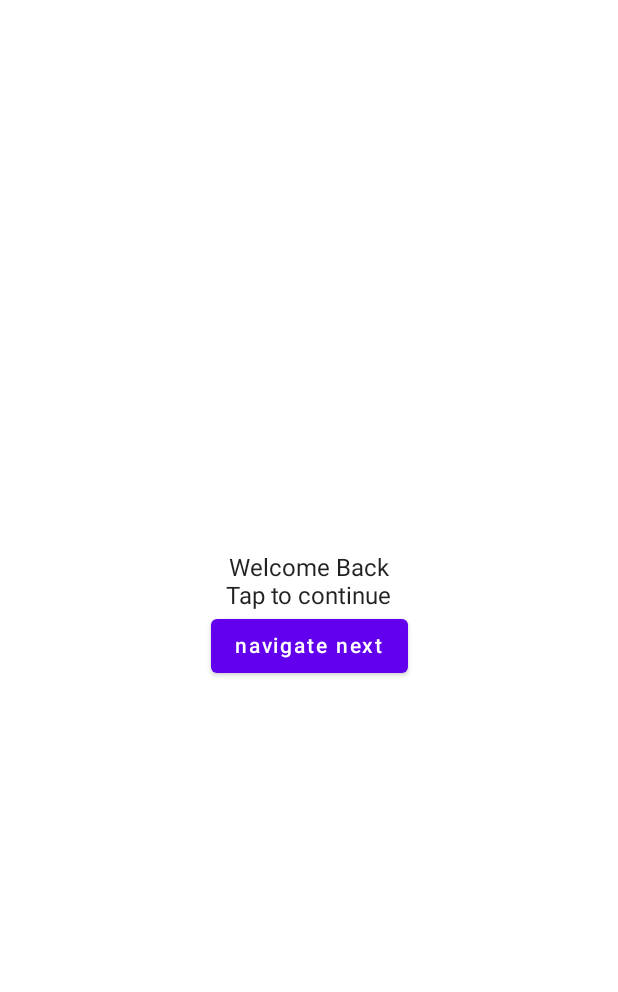
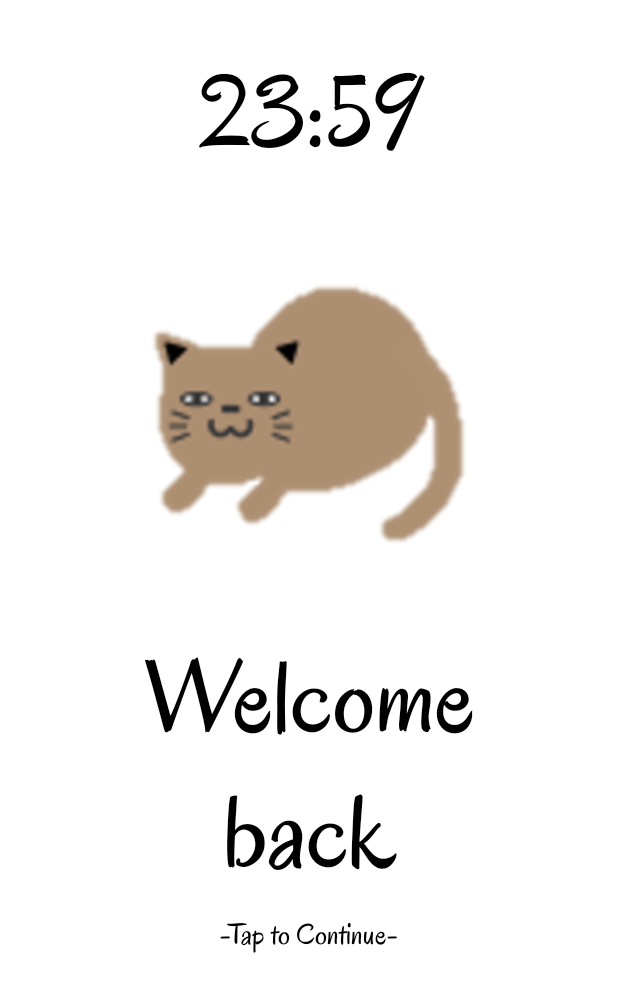
Before and after one commit to JimLi93/To-Do-List-Android-App, an Android app built with Jetpack Compose: the screen it shows after launch (MainActivity), on a phone screen of 412 x 824 dp. Shown: the top 992 px of the screen. Run offline under Robolectric (Android 15) with nearby library versions, the phone set to English and light mode, and no system bars.

Commit message:
Finish Greeting page

```diff
--- a/app/src/main/java/com/example/myapplication/GreetingPage.kt
+++ b/app/src/main/java/com/example/myapplication/GreetingPage.kt
@@ -1,10 +1,11 @@
 package com.example.myapplication
 
 import android.view.Surface
-import androidx.compose.foundation.layout.Arrangement
-import androidx.compose.foundation.layout.Column
-import androidx.compose.foundation.layout.fillMaxSize
+import androidx.compose.foundation.Image
+import androidx.compose.foundation.clickable
+import androidx.compose.foundation.layout.*
 import androidx.compose.material.Button
+import androidx.compose.material.MaterialTheme
 import androidx.compose.material.Text
 import androidx.compose.runtime.Composable
 import androidx.compose.ui.Alignment
@@ -12,24 +13,34 @@ import androidx.compose.ui.Modifier
 import androidx.compose.ui.tooling.preview.Preview
 import com.example.myapplication.ui.theme.MyApplicationTheme
 import androidx.compose.material.Surface
+import androidx.compose.ui.graphics.Color
+import androidx.compose.ui.res.painterResource
+import androidx.compose.ui.text.font.Font
+import androidx.compose.ui.text.font.FontFamily
+import androidx.compose.ui.text.font.FontStyle
+import androidx.compose.ui.text.font.FontWeight
+import androidx.compose.ui.unit.dp
+import androidx.compose.ui.unit.sp
 import androidx.navigation.NavHostController
-import androidx.navigation.compose.rememberNavController
 
 
 @Composable
 fun Greeting(navController: NavHostController) {
-    Surface {
+    Surface (modifier = Modifier.clickable(onClick = { navController.navigate("petpage")}) ){
         Column(
             modifier = Modifier.fillMaxSize(),
-            verticalArrangement = Arrangement.Center,
             horizontalAlignment = Alignment.CenterHorizontally,
         ) {
-            Text("Welcome Back")
-            Text("Tap to continue")
-            Button(onClick = { navController.navigate("petpage")}) {
-                Text(text = "navigate next")
-            }
+            val fontFamily = FontFamily(
+                Font(R.font.oregano, FontWeight.ExtraBold)
+            )
+            Text(text = "23:59", modifier = Modifier.padding(top = 30.dp)
+                , color = Color.Black, fontSize = 70.sp, fontFamily = fontFamily)
+            Image(painter = painterResource(R.drawable.greeting_cat), contentDescription = null
+                , modifier = Modifier.width(300.dp) .height(300.dp))
+            Text(text = "Welcome", color = Color.Black, fontSize = 70.sp, fontFamily = fontFamily)
+            Text(text = "back", color = Color.Black, fontSize = 70.sp, fontFamily = fontFamily)
+            Text(text = "-Tap to Continue-", modifier = Modifier.padding(top = 10.dp), color = Color.Black, fontSize = 20.sp, fontFamily = fontFamily)
         }
-
     }
 }
```
Also changed, not shown: app/src/main/java/com/example/myapplication/TaskPage.kt (+34 -0 lines), app/src/main/res/drawable/greeting_cat.PNG (added), app/src/main/res/font/beth.ttf (added), app/src/main/res/font/indieflower.ttf (added), app/src/main/res/font/oregano.ttf (added).
